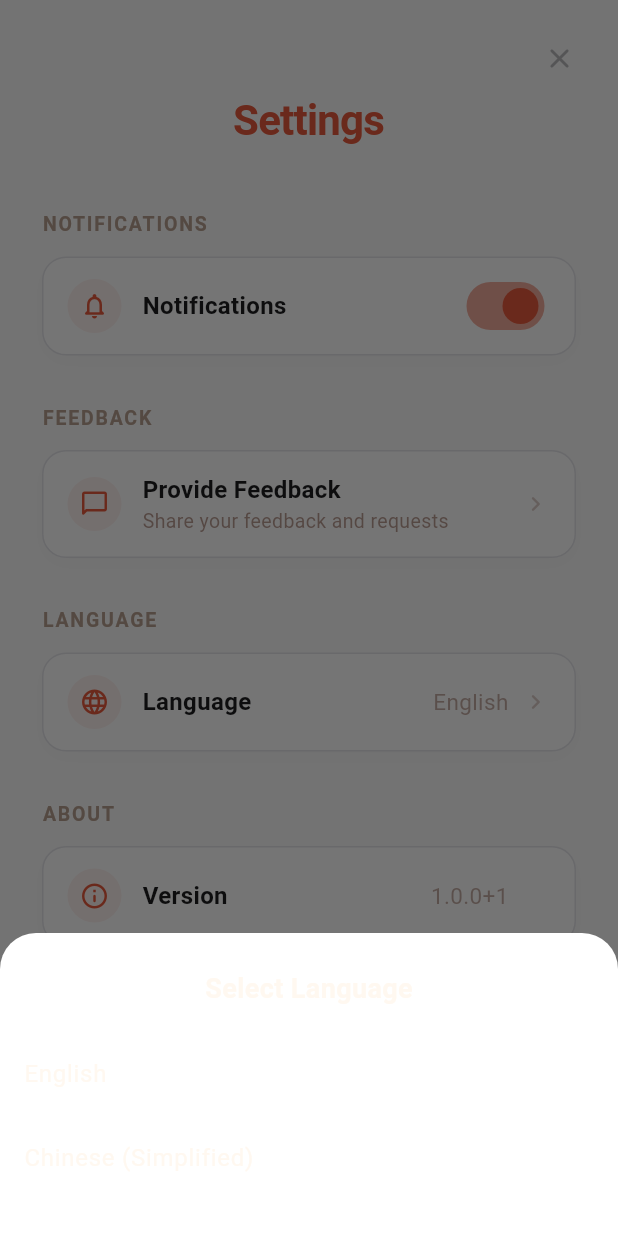
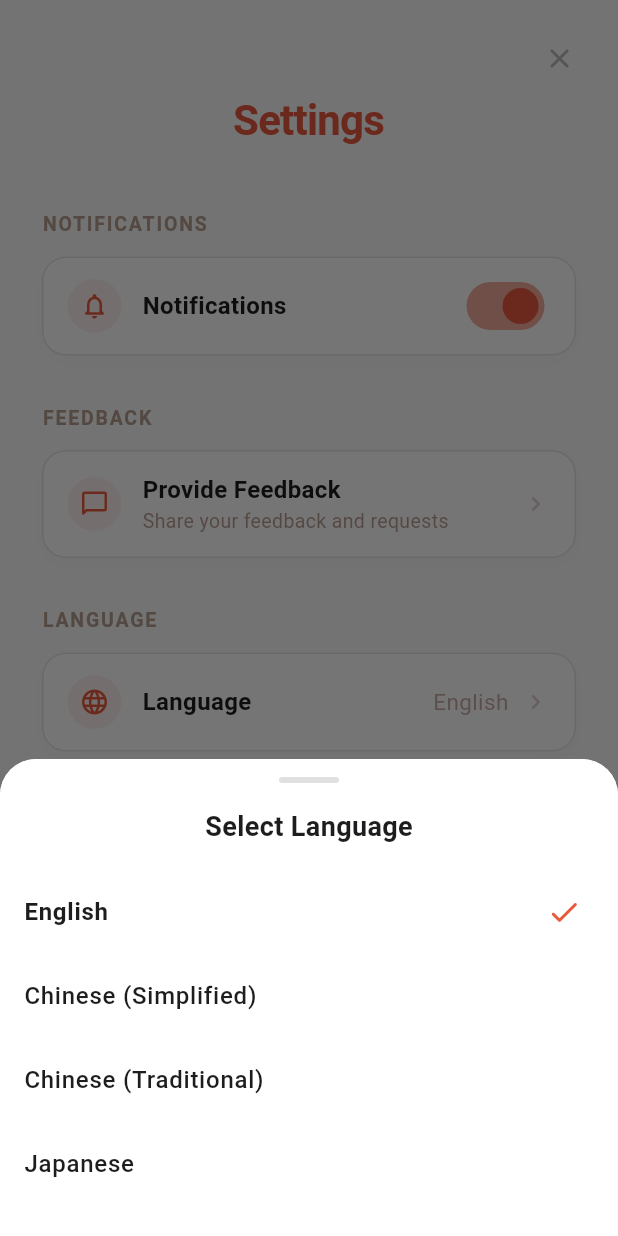
Before and after one commit to devmithunnath/timeboxai, a Flutter app: the HomeScreen screen opened directly, after a tap on the "settings" icon, after a tap on "Language", on a phone screen of 412 x 824 dp. Run offline on Flutter 3.47's test engine with Material 3 defaults, Android fonts, the phone set to English and light mode, and no system bars; our stand-ins replace audioplayers, easy_localization, flutter_local_notifications, flutter_svg, sentry_flutter, shared_preferences and 1 more; missing offline and left inert: posthog_flutter, window_manager; accounts and stored records are empty; Roboto replaces fonts that are missing (.SF Pro Rounded); project files that could hold a hidden picture were left out.

Commit message:
new settings screen bugs resolved

```diff
--- a/lib/services/notification_service.dart
+++ b/lib/services/notification_service.dart
@@ -1,5 +1,6 @@
 import 'package:flutter/foundation.dart';
 import 'package:flutter_local_notifications/flutter_local_notifications.dart';
+import 'package:shared_preferences/shared_preferences.dart';
 import 'package:window_manager/window_manager.dart';
 
 class NotificationService {
@@ -54,6 +55,15 @@ class NotificationService {
     required String title,
     required String body,
   }) async {
+    // Check if notifications are enabled in settings
+    final prefs = await SharedPreferences.getInstance();
+    final isEnabled = prefs.getBool('notifications_enabled') ?? true;
+
+    if (!isEnabled) {
+      if (kDebugMode) print('Notification suppressed: settings indicate disabled');
+      return;
+    }
+
     if (!_isInitialized) {
       if (kDebugMode) {
         print('NotificationService NOT initialized. Attempting to init...');
--- a/lib/services/supabase_service.dart
+++ b/lib/services/supabase_service.dart
@@ -266,14 +266,24 @@ class SupabaseService {
     }
   }
 
-
-
   Future<void> submitFeedback({
     required String title,
     required String description,
     String? attachmentUrl,
   }) async {
-    if (!isInitialized || _userId == null) return;
+    if (!isInitialized) {
+      throw Exception('Supabase is not initialized');
+    }
+
+    if (_userId == null) {
+      // Try to re-load user ID if it's missing
+      final prefs = await SharedPreferences.getInstance();
+      _userId = prefs.getString('supabase_user_id');
+
+      if (_userId == null) {
+        throw Exception('User ID is missing. Please complete onboarding or restart the app.');
+      }
+    }
 
     try {
       await _client!.from('feedback').insert({
@@ -289,7 +299,7 @@ class SupabaseService {
       }
     } catch (e) {
       if (kDebugMode) {
-        print('Error submitting feedback: $e');
+        print('Error submitting feedback detail: $e');
       }
       rethrow;
     }
--- a/lib/ui/settings_screen.dart
+++ b/lib/ui/settings_screen.dart
@@ -21,11 +21,12 @@ class SettingsScreen extends StatelessWidget {
       backgroundColor: const Color(0xFFFBFBFB), // Slightly off-white for premium feel
       body: Stack(
         children: [
-          Padding(
-            padding: const EdgeInsets.fromLTRB(28, 60, 28, 24),
-            child: Consumer<OnboardingService>(
+          Consumer<OnboardingService>(
             builder: (context, onboarding, _) {
-                return Column(
+              return SingleChildScrollView(
+                physics: const BouncingScrollPhysics(),
+                padding: const EdgeInsets.fromLTRB(28, 60, 28, 40),
+                child: Column(
                   crossAxisAlignment: CrossAxisAlignment.start,
                   children: [
                     Center(
@@ -82,11 +83,6 @@ class SettingsScreen extends StatelessWidget {
                         title: 'Language',
                         trailingText: _getLanguageName(context.locale.languageCode),
                         onTap: () async {
-                          // In a real app, this might open a picker.
-                          // For now, let's toggle between En and Zh for demo or show a simple logic.
-                          // Actually, the user asked to update language immediate.
-                          // Let's assume there's a language selector we can show or just toggle for now.
-                          // Given the mockup shows "English >", let's keep it consistent.
                           _showLanguagePicker(context);
                         },
                       ),
@@ -117,7 +113,7 @@ class SettingsScreen extends StatelessWidget {
                       ],
                     ]),
 
-                    const Spacer(),
+                    const SizedBox(height: 60),
 
                     Center(
                       child: Text(
@@ -131,9 +127,9 @@ class SettingsScreen extends StatelessWidget {
                       ),
                     ),
                   ],
+                ),
               );
             },
-            ),
           ),
 
           Positioned(
@@ -159,40 +155,69 @@ class SettingsScreen extends StatelessWidget {
     showModalBottomSheet(
       context: context,
       backgroundColor: Colors.white,
+      isScrollControlled: true,
       shape: const RoundedRectangleBorder(
         borderRadius: BorderRadius.vertical(top: Radius.circular(24)),
       ),
-      builder: (context) {
-        return Container(
-          padding: const EdgeInsets.symmetric(vertical: 24),
+      builder: (bottomSheetContext) {
+        return Material(
+          color: Colors.white,
+          borderRadius: const BorderRadius.vertical(top: Radius.circular(24)),
+          child: SafeArea(
             child: Column(
               mainAxisSize: MainAxisSize.min,
               children: [
+                const SizedBox(height: 12),
+                Container(
+                  width: 40,
+                  height: 4,
+                  decoration: BoxDecoration(
+                    color: Colors.grey[300],
+                    borderRadius: BorderRadius.circular(2),
+                  ),
+                ),
+                const SizedBox(height: 16),
                 const Text(
                   'Select Language',
-                style: TextStyle(fontSize: 18, fontWeight: FontWeight.bold),
+                  style: TextStyle(
+                    fontSize: 18,
+                    fontWeight: FontWeight.w700,
+                    fontFamily: '.SF Pro Rounded',
+                    color: Color(0xFF1D1D1F),
+                  ),
                 ),
                 const SizedBox(height: 16),
-              ListTile(
-                title: const Text('English'),
+                _buildLanguageTile(context, 'English', const Locale('en')),
+                _buildLanguageTile(context, 'Chinese (Simplified)', const Locale('zh', 'Hans')),
+                _buildLanguageTile(context, 'Chinese (Traditional)', const Locale('zh', 'Hant')),
+                _buildLanguageTile(context, 'Japanese', const Locale('ja')),
+                const SizedBox(height: 20),
+              ],
+            ),
+          ),
+        );
+      },
+    );
+  }
+
+  Widget _buildLanguageTile(BuildContext context, String title, Locale locale) {
+    final isSelected = context.locale == locale;
+    return ListTile(
+      title: Text(
+        title,
+        style: TextStyle(
+          fontWeight: isSelected ? FontWeight.w700 : FontWeight.w500,
+          color: const Color(0xFF1D1D1F),
+        ),
+      ),
+      trailing: isSelected
+        ? Icon(Icons.check_rounded, color: AppTheme.accent)
+        : null,
       onTap: () {
-                  context.setLocale(const Locale('en'));
+        context.setLocale(locale);
+        SupabaseService().updateUserLanguage(locale.languageCode);
         Navigator.pop(context);
         AppToast.show(context, 'Language updated');
-                },
-              ),
-              ListTile(
-                title: const Text('Chinese (Simplified)'),
-                onTap: () {
-                  context.setLocale(const Locale('zh', 'Hans'));
-                  Navigator.pop(context);
-                  AppToast.show(context, 'Language updated');
-                },
-              ),
-              // Add more as needed
-            ],
-          ),
-        );
       },
     );
   }
```
Lines whose indentation alone changed are shown as unchanged.
